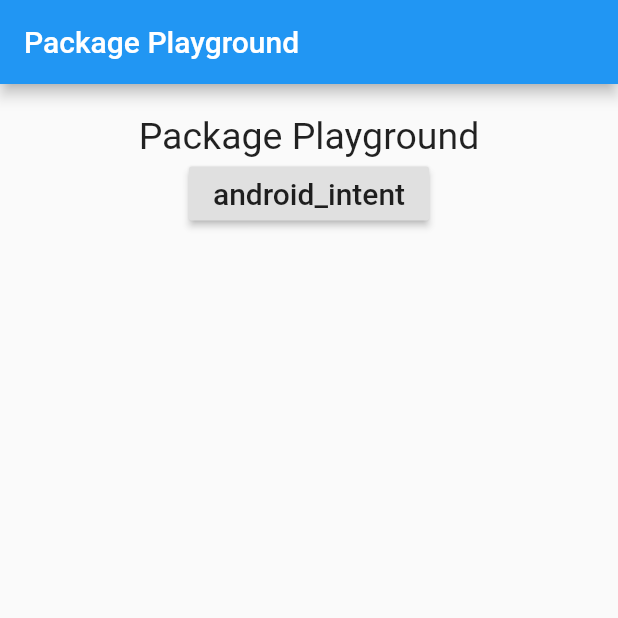
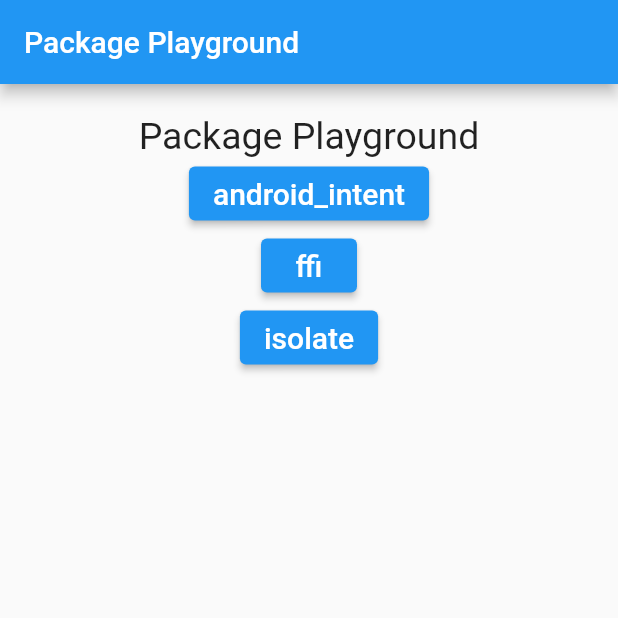
Before and after one commit to lucasbiancogs/packagePlayground, a Flutter app: the screen it shows after launch, on a phone screen of 412 x 824 dp, the top half of it. Run offline on Flutter 3.47's test engine with Material 2 defaults, Android fonts, the phone set to English and light mode, and no system bars; our stand-ins replace native_add; missing offline and left inert: android_intent.

Commit message:
Implementando o isolate

```diff
--- a/lib/appRoutes.dart
+++ b/lib/appRoutes.dart
@@ -1,3 +1,5 @@
 class AppRoutes {
   static const ANDROID_INTENT = '/android-intent';
+  static const FFI = '/ffi';
+  static const ISOLATE = '/isolate';
 }
--- a/lib/main.dart
+++ b/lib/main.dart
@@ -1,8 +1,14 @@
+import 'dart:isolate';
+
 import 'package:flutter/material.dart';
 import 'package:packagePlayground/appRoutes.dart';
 import 'package:packagePlayground/packageTests/android_intent.dart';
+import 'package:packagePlayground/packageTests/ffi_screen.dart';
+import 'package:packagePlayground/packageTests/isolate_screen.dart';
 
-void main() {
+void main() async {
+
+
   runApp(MyApp());
 }
 
@@ -17,7 +23,9 @@ class MyApp extends StatelessWidget {
       ),
       home: Home(),
       routes: {
-        AppRoutes.ANDROID_INTENT: (_) => AndroidIntentScreen()
+        AppRoutes.ANDROID_INTENT: (_) => AndroidIntentScreen(),
+        AppRoutes.FFI: (_) => FfiScreen(),
+        AppRoutes.ISOLATE: (_) => IsolateScreen(),
       },
     );
   }
@@ -38,15 +46,31 @@ class Home extends StatelessWidget {
               'Package Playground',
               style: TextStyle(fontSize: 25),
             ),
-              RaisedButton(
+            ElevatedButton(
               child: Text(
                 'android_intent',
                 style: TextStyle(fontSize: 20),
               ),
               onPressed: () {
-                  Navigator.of(context).pushNamed(
-                    AppRoutes.ANDROID_INTENT
-                  );
+                Navigator.of(context).pushNamed(AppRoutes.ANDROID_INTENT);
+              },
+            ),
+            ElevatedButton(
+              child: Text(
+                'ffi',
+                style: TextStyle(fontSize: 20),
+              ),
+              onPressed: () {
+                Navigator.of(context).pushNamed(AppRoutes.FFI);
+              },
+            ),
+            ElevatedButton(
+              child: Text(
+                'isolate',
+                style: TextStyle(fontSize: 20),
+              ),
+              onPressed: () {
+                Navigator.of(context).pushNamed(AppRoutes.ISOLATE);
               },
             ),
           ],
--- a/lib/packageTests/android_intent.dart
+++ b/lib/packageTests/android_intent.dart
@@ -23,7 +23,7 @@ class AndroidIntentScreen extends StatelessWidget {
       body: Center(
         child: Column(
           children: [
-            RaisedButton(
+            ElevatedButton(
               child: Text('Call Frotalog Condutor using package'),
               onPressed: _callFrotalogCondutorPackage,
             ),
--- a/pubspec.yaml
+++ b/pubspec.yaml
@@ -24,6 +24,8 @@ dependencies:
   flutter:
     sdk: flutter
   android_intent: 0.3.7+7
+  native_add:
+    path: ../native_add
 
 
   # The following adds the Cupertino Icons font to your application.
```
Also changed, not shown: lib/packageTests/ffi_screen.dart (added, +14 -0 lines), lib/packageTests/isolate_screen.dart (added, +65 -0 lines), pubspec.lock, 8 other files. Lines whose indentation alone changed are shown as unchanged.
